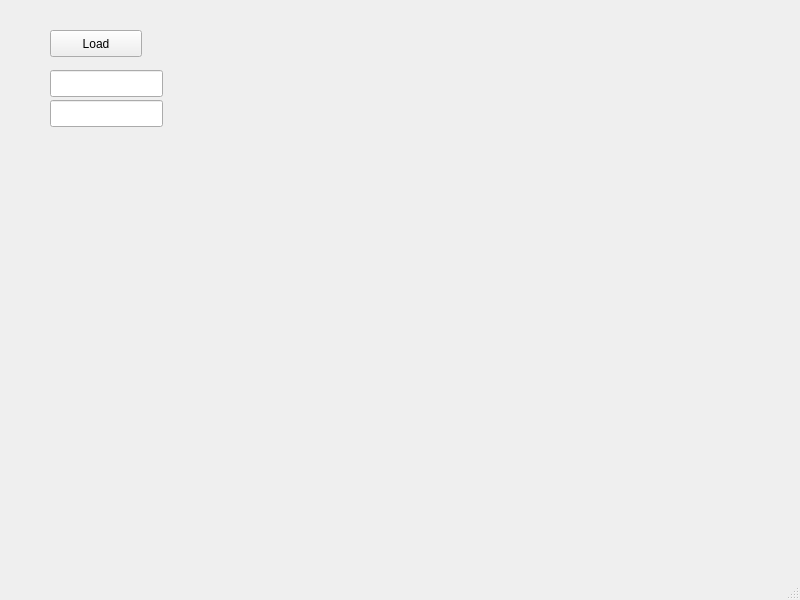
This is testMeshValmetGui.ui in juliettepera/testMeshValmet as Qt 5 draws it before an edit. The edited form follows.
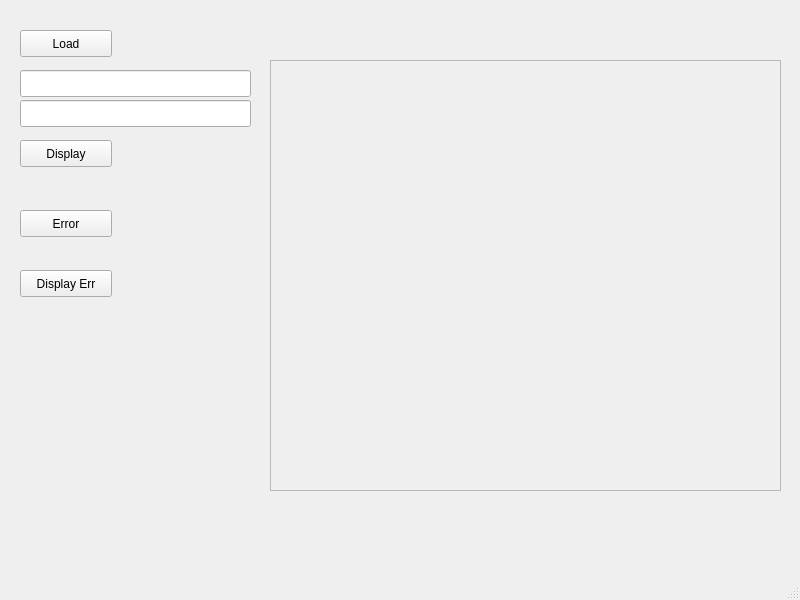
This is the edited form.

Commit message:
ENH: display error distance works
ase enter the commit message for your changes. Lines starting

Patch:
```diff
--- a/testMeshValmetGui.ui
+++ b/testMeshValmetGui.ui
@@ -17,7 +17,7 @@
    <widget class="QPushButton" name="pushButtonLoad">
     <property name="geometry">
      <rect>
-      <x>50</x>
+      <x>20</x>
       <y>30</y>
       <width>92</width>
       <height>27</height>
@@ -30,9 +30,9 @@
    <widget class="QLineEdit" name="lineEditMeshA">
     <property name="geometry">
      <rect>
-      <x>50</x>
+      <x>20</x>
       <y>70</y>
-      <width>113</width>
+      <width>231</width>
       <height>27</height>
      </rect>
     </property>
@@ -40,21 +40,85 @@
    <widget class="QLineEdit" name="lineEditMeshB">
     <property name="geometry">
      <rect>
-      <x>50</x>
+      <x>20</x>
       <y>100</y>
-      <width>113</width>
+      <width>231</width>
       <height>27</height>
      </rect>
     </property>
    </widget>
-   <widget class="QWidget" name="widget" native="true">
+   <widget class="QScrollArea" name="scrollArea">
     <property name="geometry">
      <rect>
-      <x>240</x>
-      <y>50</y>
+      <x>270</x>
+      <y>60</y>
       <width>511</width>
       <height>431</height>
      </rect>
+    </property>
+    <property name="minimumSize">
+     <size>
+      <width>511</width>
+      <height>431</height>
+     </size>
+    </property>
+    <property name="maximumSize">
+     <size>
+      <width>511</width>
+      <height>431</height>
+     </size>
+    </property>
+    <property name="widgetResizable">
+     <bool>true</bool>
+    </property>
+    <widget class="QWidget" name="scrollAreaWidgetContents">
+     <property name="geometry">
+      <rect>
+       <x>0</x>
+       <y>0</y>
+       <width>509</width>
+       <height>429</height>
+      </rect>
+     </property>
+    </widget>
+   </widget>
+   <widget class="QPushButton" name="pushButtonError">
+    <property name="geometry">
+     <rect>
+      <x>20</x>
+      <y>210</y>
+      <width>92</width>
+      <height>27</height>
+     </rect>
+    </property>
+    <property name="text">
+     <string>Error</string>
+    </property>
+   </widget>
+   <widget class="QPushButton" name="pushButtonDisplay">
+    <property name="geometry">
+     <rect>
+      <x>20</x>
+      <y>140</y>
+      <width>92</width>
+      <height>27</height>
+     </rect>
+    </property>
+    <property name="text">
+     <string>Display</string>
+    </property>
+   </widget>
+   <widget class="QPushButton" name="pushButtonDisplayError">
+    <property name="geometry">
+     <rect>
+      <x>20</x>
+      <y>270</y>
+      <width>92</width>
+      <height>27</height>
+     </rect>
+    </property>
+    <property name="text">
+     <string>Display Err</string>
     </property>
    </widget>
   </widget>
```
The commit also changes 24 other files.
